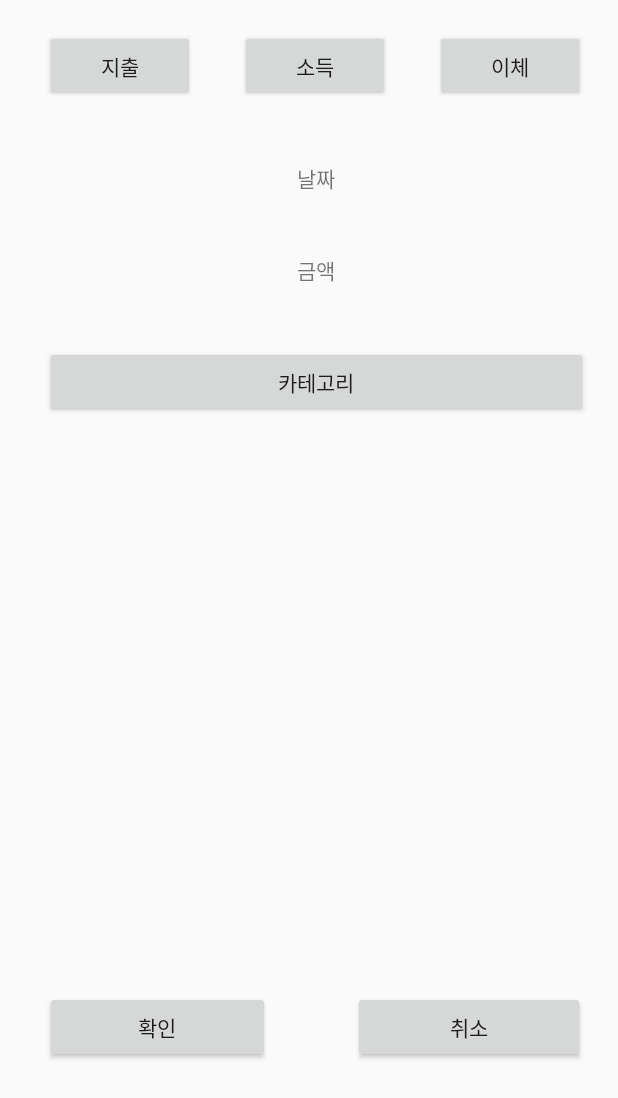
After one commit to leeseou/SaltPBL, an Android app: the layout activity_add_account_book.xml on its own in the app's theme, with its tools: preview values and no code run, on a phone screen of 412 x 824 dp. The commit adds this screen. Shown: the top 1098 px of the screen. Run offline under Robolectric (Android 15) with nearby library versions, the phone set to English and light mode, and no system bars.

Commit message:
feat : Addition screen configuration for account book
가계부 내역을 추가하는 화면 구성

지출 / 소득 / 이체
날짜 - 데이터피커 사용
금액
카테고리

의 화면 구성

```diff
--- a/app/build.gradle
+++ b/app/build.gradle
@@ -26,6 +26,9 @@ android {
         sourceCompatibility JavaVersion.VERSION_1_8
         targetCompatibility JavaVersion.VERSION_1_8
     }
+    buildFeatures {
+        viewBinding = true
+    }
     kotlinOptions {
         jvmTarget = '1.8'
     }
--- /dev/null
+++ b/app/src/main/res/layout/activity_add_account_book.xml
@@ -0,0 +1,85 @@
+<?xml version="1.0" encoding="utf-8"?>
+<RelativeLayout xmlns:android="http://schemas.android.com/apk/res/android"
+    xmlns:app="http://schemas.android.com/apk/res-auto"
+    xmlns:tools="http://schemas.android.com/tools"
+    android:layout_width="match_parent"
+    android:layout_height="match_parent"
+    tools:context=".AddAccountBookActivity">
+
+    <Button
+        android:id="@+id/consumtionButton"
+        android:layout_width="100dp"
+        android:layout_height="wrap_content"
+        android:layout_marginTop="20dp"
+        android:layout_marginLeft="30dp"
+        android:text="지출" />
+
+    <Button
+        android:id="@+id/incomeButton"
+        android:layout_width="100dp"
+        android:layout_height="wrap_content"
+        android:layout_marginLeft="30dp"
+        android:layout_marginTop="20dp"
+        android:layout_toRightOf="@+id/consumtionButton"
+        android:text="소득" />
+
+    <Button
+        android:id="@+id/transferButton"
+        android:layout_width="100dp"
+        android:layout_height="wrap_content"
+        android:layout_marginTop="20dp"
+        android:layout_marginLeft="30dp"
+        android:layout_toRightOf="@+id/incomeButton"
+        android:text="이체" />
+
+    <TextView
+        android:id="@+id/dayText"
+        android:layout_width="362dp"
+        android:layout_height="wrap_content"
+        android:gravity="center"
+        android:layout_marginTop="40dp"
+        android:layout_below="@+id/consumtionButton"
+        android:layout_alignLeft="@+id/consumtionButton"
+        android:text="날짜" />
+
+    <TextView
+        android:id="@+id/amountText"
+        android:layout_width="362dp"
+        android:layout_height="wrap_content"
+        android:gravity="center"
+        android:layout_marginTop="40dp"
+        android:layout_below="@+id/dayText"
+        android:layout_alignLeft="@+id/consumtionButton"
+        android:text="금액" />
+
+    <Button
+        android:id="@+id/categoryButton"
+        android:layout_width="362dp"
+        android:layout_height="wrap_content"
+        android:layout_marginTop="40dp"
+        android:layout_below="@+id/amountText"
+        android:layout_alignLeft="@+id/consumtionButton"
+        android:text="카테고리" />
+
+    <Button
+        android:id="@+id/okButton"
+        android:layout_width="150dp"
+        android:layout_height="wrap_content"
+        android:layout_marginTop="470dp"
+        android:layout_below="@+id/amountText"
+        android:layout_alignLeft="@+id/consumtionButton"
+        android:text="확인" />
+
+    <Button
+        android:id="@+id/cancelButton"
+        android:layout_width="150dp"
+        android:layout_height="wrap_content"
+        android:layout_below="@+id/amountText"
+        android:layout_alignRight="@+id/transferButton"
+        android:layout_marginLeft="55dp"
+        android:layout_marginTop="470dp"
+        android:layout_toRightOf="@+id/okButton"
+        android:text="취소" />
+
+
+</RelativeLayout>
--- a/app/src/main/res/values/colors.xml
+++ b/app/src/main/res/values/colors.xml
@@ -7,4 +7,5 @@
     <color name="teal_700">#FF018786</color>
     <color name="black">#FF000000</color>
     <color name="white">#FFFFFFFF</color>
+    <color name="yellow">#FFE8DE83</color>
 </resources>
--- a/app/src/main/res/values/themes.xml
+++ b/app/src/main/res/values/themes.xml
@@ -1,6 +1,6 @@
 <resources xmlns:tools="http://schemas.android.com/tools">
     <!-- Base application theme. -->
-    <style name="Theme.Salt" parent="Theme.MaterialComponents.DayNight.DarkActionBar">
+    <style name="Theme.Salt" parent="Theme.AppCompat.DayNight.DarkActionBar">
         <!-- Primary brand color. -->
         <item name="colorPrimary">@color/purple_500</item>
         <item name="colorPrimaryVariant">@color/purple_700</item>
```
Also changed, not shown: app/src/main/AndroidManifest.xml (+14 -0 lines), app/src/main/java/com/seeun/salt/AddAccountBookActivity.kt (added, +56 -0 lines), app/src/main/java/com/seeun/salt/datePickerActivity.kt (added, +31 -0 lines), app/src/main/res/layout/date_picker.xml (added, +24 -0 lines).
